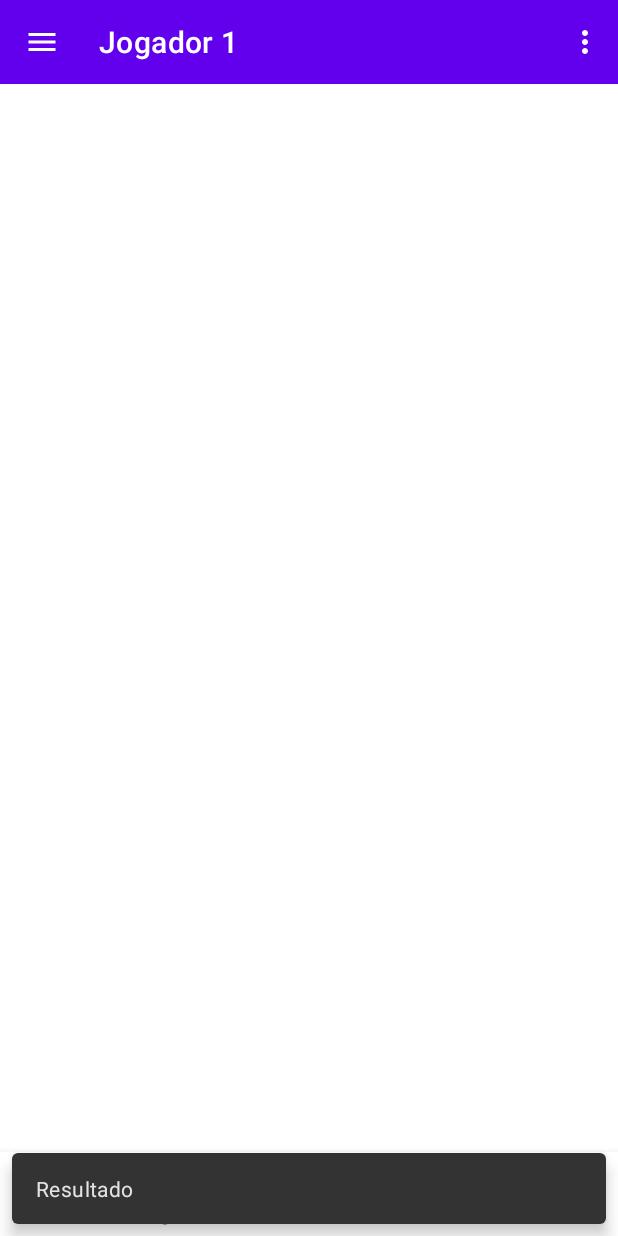
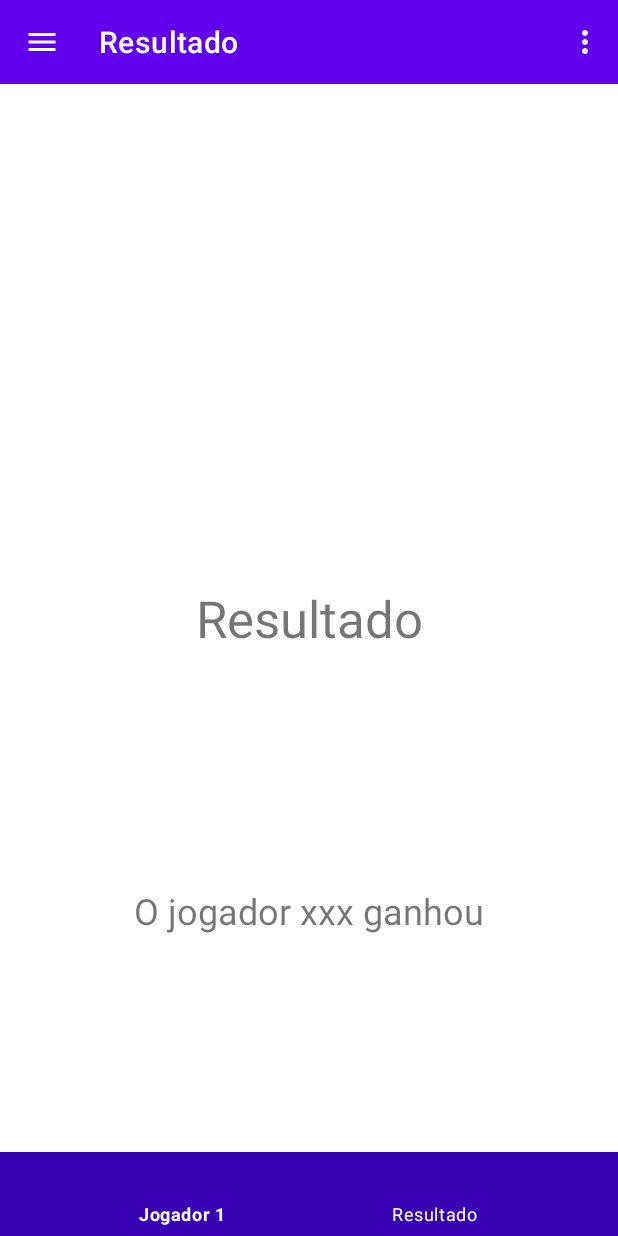
Before and after one commit to giseletoledo/navigation-android, an Android app: the ResultActivity screen opened directly, with no data from a screen before it, item 2 of the bottom bar chosen, on a phone screen of 412 x 824 dp. Run offline under Robolectric (Android 15) with nearby library versions, the phone set to English and light mode, and no system bars.

Commit message:
correcao da navegacao e cores

```diff
--- a/app/src/main/java/com/ebac/jokenpo/ResultActivity.kt
+++ b/app/src/main/java/com/ebac/jokenpo/ResultActivity.kt
@@ -41,42 +41,41 @@ class ResultActivity : AppCompatActivity() {
         bottomNav.setOnItemSelectedListener {
                 menuItem -> when(menuItem.itemId){
             R.id.bottom_option_1 -> {
-                Snackbar.make(
-                    drawer,
-                    getString(R.string.bottom_nav_title_1),
-                    Snackbar.LENGTH_SHORT
-                ).show()
+                carregaPlayer(PlayerActivity::class.java)
                 true
             }
             R.id.bottom_option_2 -> {
-                Snackbar.make(
-                    drawer,
-                    getString(R.string.bottom_nav_title_2),
-                    Snackbar.LENGTH_SHORT
-                ).show()
+                carregaResult(ResultActivity::class.java)
                 true
             }
             else -> false
         }
         }
     }
+    private fun carregaPlayer(activity: Class<PlayerActivity>) {
+        val activityIntent = Intent(this, activity)
+        startActivity(activityIntent)
+    }
 
+    private fun carregaResult(activity: Class<ResultActivity>) {
+        val activityIntent = Intent(this, activity)
+        startActivity(activityIntent)
+    }
 
     private fun setupDrawer(){
         navDrawer.setNavigationItemSelectedListener { menuItem ->
             drawer.closeDrawers()
             when(menuItem.itemId){
                 R.id.drawer_player -> {
-                    val  intent = Intent(this, PlayerActivity::class.java)
+                    carregaPlayer(PlayerActivity::class.java)
                     true
                 }
                 R.id.drawer_result -> {
-                    val  intent = Intent(this, ResultActivity::class.java)
+                    carregaPlayer(PlayerActivity::class.java)
                     true
                 }
                 else -> false
             }
-
         }
     }
 
@@ -99,12 +98,8 @@ class ResultActivity : AppCompatActivity() {
     override fun onOptionsItemSelected(item: MenuItem): Boolean {
         return when(item.itemId){
             R.id.menu_settings -> {
-                Snackbar.make(
-                    this,
-                    drawer,
-                    getString(R.string.menu_settings_title),
-                    Snackbar.LENGTH_SHORT
-                ).show()
+                val  mainActivityIntent = Intent(this, MainActivity::class.java)
+                startActivity(mainActivityIntent)
                 true
             }
             else -> false
--- a/app/src/main/res/layout/activity_result.xml
+++ b/app/src/main/res/layout/activity_result.xml
@@ -11,19 +11,35 @@
         android:layout_width="match_parent"
         android:layout_height="match_parent">
 
-        <com.google.android.material.chip.ChipGroup
+        <TextView
+            android:id="@+id/result_title"
             android:layout_width="wrap_content"
             android:layout_height="wrap_content"
+            android:text="@string/result_title"
+            android:textSize="34sp"
+            app:layout_constraintBottom_toBottomOf="parent"
+            app:layout_constraintLeft_toLeftOf="parent"
+            app:layout_constraintRight_toRightOf="parent"
+            app:layout_constraintTop_toTopOf="parent" />
+
+        <TextView
+            android:id="@+id/winner_title"
+            android:layout_width="wrap_content"
+            android:layout_height="wrap_content"
+            android:text="@string/winner_title"
+            android:textSize="24sp"
             app:layout_constraintBottom_toBottomOf="@+id/bottomNav"
-            app:layout_constraintEnd_toEndOf="parent"
-            app:layout_constraintStart_toStartOf="parent">
-
-        </com.google.android.material.chip.ChipGroup>
+            app:layout_constraintLeft_toLeftOf="parent"
+            app:layout_constraintRight_toRightOf="parent"
+            app:layout_constraintTop_toTopOf="@+id/result_title" />
 
         <com.google.android.material.bottomnavigation.BottomNavigationView
             android:id="@+id/bottomNav"
             android:layout_width="match_parent"
             android:layout_height="56dp"
+            android:background="@color/purple_700"
+            app:itemBackground="@color/purple_700"
+            app:itemTextColor="#FFFFFF"
             app:layout_constraintBottom_toBottomOf="parent"
             app:layout_constraintEnd_toEndOf="parent"
             app:layout_constraintStart_toStartOf="parent"
@@ -43,7 +59,7 @@
             app:layout_constraintStart_toStartOf="parent"
             app:layout_constraintTop_toTopOf="parent"
             app:menu="@menu/second_screen_menu"
-            app:title="@string/player_screen_title"
+            app:title="@string/drawer_result_title"
             app:titleMargin="10dp"
             app:titleMarginBottom="8dp" />
 
--- a/app/src/main/res/values/strings.xml
+++ b/app/src/main/res/values/strings.xml
@@ -8,4 +8,8 @@
     <string name="drawer_result_title">Resultado</string>
     <string name="bottom_nav_title_1">Jogador 1</string>
     <string name="bottom_nav_title_2">Resultado</string>
+    <string name="player_title">Jogador 1</string>
+    <string name="result_title">Resultado</string>
+    <string name="winner_title">O jogador xxx ganhou</string>
+    <string name="select_player_text">Selecionar jogada</string>
 </resources>
```
Also changed, not shown: app/src/main/java/com/ebac/jokenpo/PlayerActivity.kt (+16 -20 lines), app/src/main/res/layout/activity_player.xml (+25 -6 lines).
